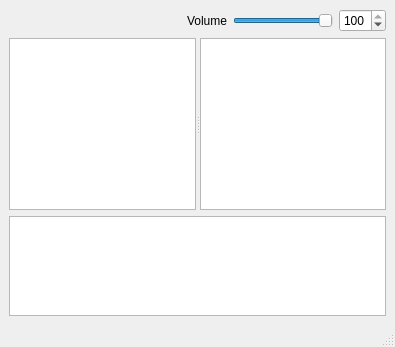
The window that main.ui (MaurizioB/SampleBrowse) describes before a commit, drawn with Qt 5.
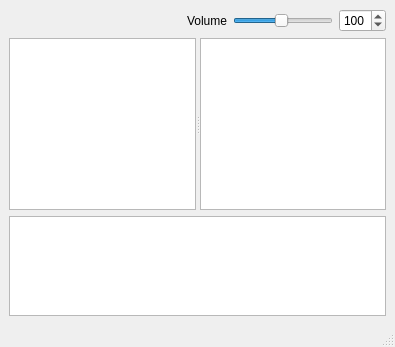
The same window after the commit.

Commit message: Fix for volume control. Volume can be set up to 2x

Diff of the .ui file:
```diff
--- a/main.ui
+++ b/main.ui
@@ -84,7 +84,7 @@
          <number>5</number>
         </property>
         <property name="maximum">
-         <number>100</number>
+         <number>200</number>
         </property>
         <property name="value">
          <number>100</number>
@@ -100,7 +100,7 @@
          <number>5</number>
         </property>
         <property name="maximum">
-         <number>100</number>
+         <number>200</number>
         </property>
         <property name="singleStep">
          <number>5</number>
```
Left out of the diff: 3 changed lines with no effect on the pictures. The commit also changes 1 other file.
